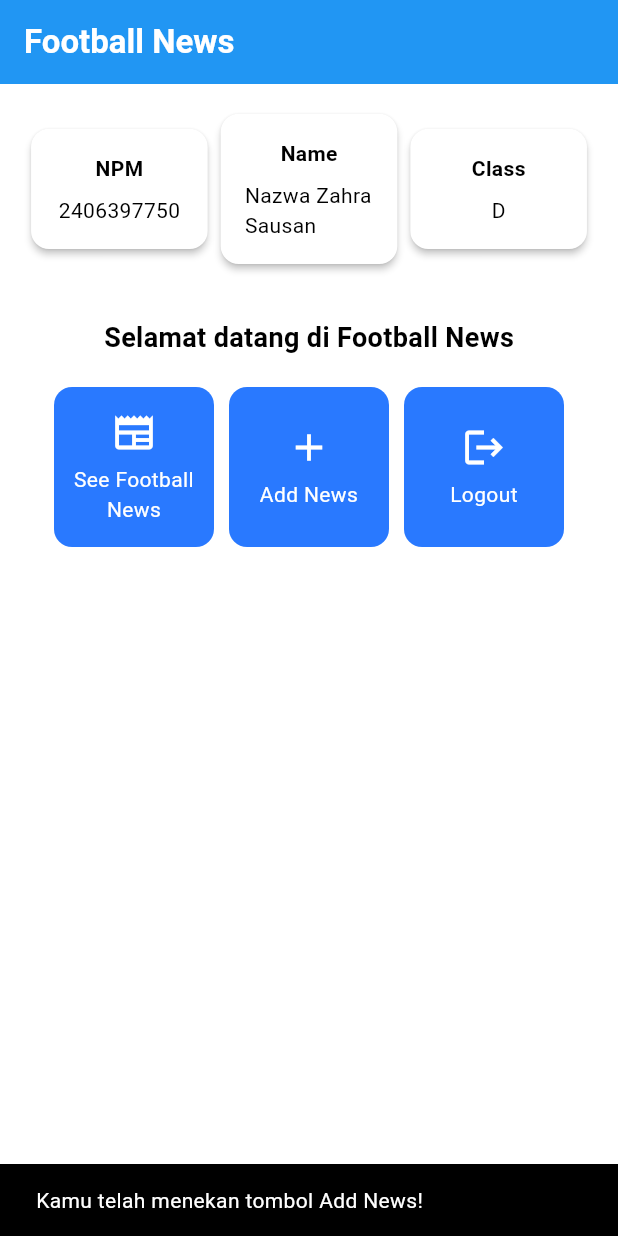
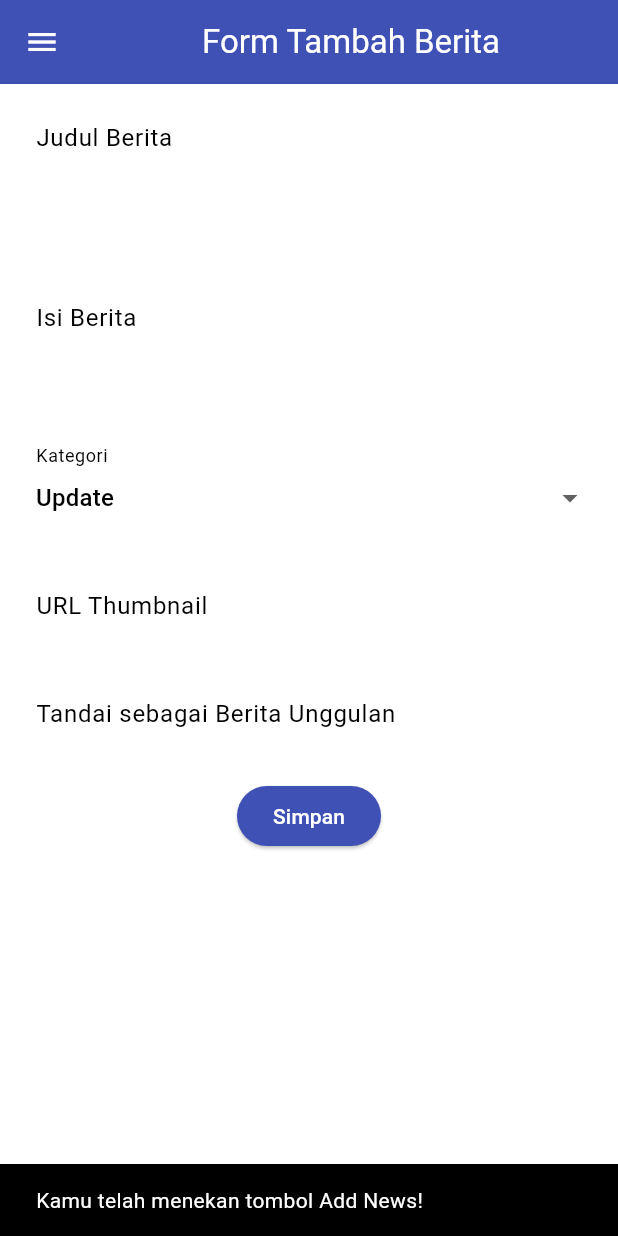
Before and after one commit to shaenette/football-news-mobile, a Flutter app: the screen it shows after launch, after a tap on "Add News", on a phone screen of 412 x 824 dp. Run offline on Flutter 3.47's test engine with Material 3 defaults, Android fonts, the phone set to English and light mode, and no system bars.

Commit message:
Tutorial 7: Completed

```diff
--- a/lib/main.dart
+++ b/lib/main.dart
@@ -1,4 +1,4 @@
-import 'package:football_news/menu.dart';
+import 'package:football_news/screens/menu.dart';
 import 'package:flutter/material.dart';
 
 void main() {
--- a/lib/menu.dart
+++ b/lib/screens/menu.dart
@@ -1,4 +1,6 @@
 import 'package:flutter/material.dart';
+import 'package:football_news/widgets/left_drawer.dart';
+import 'package:football_news/widgets/news_card.dart';
 
 class MyHomePage extends StatelessWidget {
     MyHomePage({super.key});
@@ -29,6 +31,8 @@ class MyHomePage extends StatelessWidget {
           // Warna latar belakang AppBar diambil dari skema warna tema aplikasi.
           backgroundColor: Theme.of(context).colorScheme.primary,
         ),
+
+        drawer: LeftDrawer(),
         // Body halaman dengan padding di sekelilingnya.
         body: Padding(
           padding: const EdgeInsets.all(16.0),
@@ -132,57 +136,3 @@ class ItemHomepage {
 
  ItemHomepage(this.name, this.icon);
 }
-
-class ItemCard extends StatelessWidget {
-  // Menampilkan kartu dengan ikon dan nama.
-
-  final ItemHomepage item;
-
-  const ItemCard(this.item, {super.key});
-
-  @override
-  Widget build(BuildContext context) {
-    return Material(
-      // Menentukan warna latar belakang dari tema aplikasi.
-      color: Theme.of(context).colorScheme.secondary,
-      // Membuat sudut kartu melengkung.
-      borderRadius: BorderRadius.circular(12),
-
-      child: InkWell(
-        // Aksi ketika kartu ditekan.
-        onTap: () {
-          // Menampilkan pesan SnackBar saat kartu ditekan.
-          ScaffoldMessenger.of(context)
-            ..hideCurrentSnackBar()
-            ..showSnackBar(
-              SnackBar(content: Text("Kamu telah menekan tombol ${item.name}!"))
-            );
-        },
-        // Container untuk menyimpan Icon dan Text
-        child: Container(
-          padding: const EdgeInsets.all(8),
-          child: Center(
-            child: Column(
-              // Menyusun ikon dan teks di tengah kartu.
-              mainAxisAlignment: MainAxisAlignment.center,
-              children: [
-                Icon(
-                  item.icon,
-                  color: Colors.white,
-                  size: 30.0,
-                ),
-                const Padding(padding: EdgeInsets.all(3)),
-                Text(
-                  item.name,
-                  textAlign: TextAlign.center,
-                  style: const TextStyle(color: Colors.white),
-                ),
-              ],
-            ),
-          ),
-        ),
-      ),
-    );
-  }
-
-}
--- /dev/null
+++ b/lib/screens/newslist_form.dart
@@ -0,0 +1,217 @@
+import 'package:flutter/material.dart';
+import 'package:football_news/widgets/left_drawer.dart';
+
+class NewsFormPage extends StatefulWidget {
+    const NewsFormPage({super.key});
+
+    @override
+    State<NewsFormPage> createState() => _NewsFormPageState();
+}
+
+class _NewsFormPageState extends State<NewsFormPage> {
+    final _formKey = GlobalKey<FormState>();
+    String _title = "";
+    String _content = "";
+    String _category = "update"; // default
+    String _thumbnail = "";
+    bool _isFeatured = false; // default
+
+    final List<String> _categories = [
+      'transfer',
+      'update',
+      'exclusive',
+      'match',
+      'rumor',
+      'analysis',
+    ];
+
+    @override
+    Widget build(BuildContext context) {
+        return Scaffold(
+          appBar: AppBar(
+            title: const Center(
+              child: Text(
+                'Form Tambah Berita',
+              ),
+            ),
+            backgroundColor: Colors.indigo,
+            foregroundColor: Colors.white,
+          ),
+          drawer: const LeftDrawer(),
+          body: Form(
+            key: _formKey,
+            child: SingleChildScrollView(
+              child: Column(
+                crossAxisAlignment: CrossAxisAlignment.start,
+                children:[
+                  // === Title ===
+                  Padding(
+                    padding: const EdgeInsets.all(8.0),
+                    child: TextFormField(
+                      decoration: InputDecoration(
+                        hintText: "Judul Berita",
+                        labelText: "Judul Berita",
+                        border: OutlineInputBorder(
+                          borderRadius: BorderRadius.circular(5.0),
+                        ),
+                      ),
+                      onChanged: (String? value) {
+                        setState(() {
+                          _title = value!;
+                        });
+                      },
+                      validator: (String? value) {
+                        if (value == null || value.isEmpty) {
+                          return "Judul tidak boleh kosong!";
+                        }
+                        return null;
+                      },
+                    ),
+                  ),
+
+                  // === Content ===
+                  Padding(
+                    padding: const EdgeInsets.all(8.0),
+                    child: TextFormField(
+                      maxLines: 5,
+                      decoration: InputDecoration(
+                        hintText: "Isi Berita",
+                        labelText: "Isi Berita",
+                        border: OutlineInputBorder(
+                          borderRadius: BorderRadius.circular(5.0),
+                        ),
+                      ),
+                      onChanged: (String? value) {
+                        setState(() {
+                          _content = value!;
+                        });
+                      },
+                      validator: (String? value) {
+                        if (value == null || value.isEmpty) {
+                          return "Isi berita tidak boleh kosong!";
+                        }
+                        return null;
+                      },
+                    ),
+                  ),
+
+                  // === Category ===
+                  Padding(
+                    padding: const EdgeInsets.all(8.0),
+                    child: DropdownButtonFormField<String>(
+                      decoration: InputDecoration(
+                        labelText: "Kategori",
+                        border: OutlineInputBorder(
+                          borderRadius: BorderRadius.circular(5.0),
+                        ),
+                      ),
+                      value: _category,
+                      items: _categories
+                          .map((cat) => DropdownMenuItem(
+                                value: cat,
+                                child: Text(
+                                    cat[0].toUpperCase() + cat.substring(1)),
+                              ))
+                          .toList(),
+                      onChanged: (String? newValue) {
+                        setState(() {
+                          _category = newValue!;
+                        });
+                      },
+                    ),
+                  ),
+
+                  // === Thumbnail URL ===
+                  Padding(
+                    padding: const EdgeInsets.all(8.0),
+                    child: TextFormField(
+                      decoration: InputDecoration(
+                        hintText: "URL Thumbnail (opsional)",
+                        labelText: "URL Thumbnail",
+                        border: OutlineInputBorder(
+                          borderRadius: BorderRadius.circular(5.0),
+                        ),
+                      ),
+                      onChanged: (String? value) {
+                        setState(() {
+                          _thumbnail = value!;
+                        });
+                      },
+                    ),
+                  ),
+
+                  // === Is Featured ===
+                  Padding(
+                    padding: const EdgeInsets.all(8.0),
+                    child: SwitchListTile(
+                      title: const Text("Tandai sebagai Berita Unggulan"),
+                      value: _isFeatured,
+                      onChanged: (bool value) {
+                        setState(() {
+                          _isFeatured = value;
+                        });
+                      },
+                    ),
+                  ),
+
+                  // === Tombol Simpan ===
+                  Align(
+                    alignment: Alignment.bottomCenter,
+                    child: Padding(
+                      padding: const EdgeInsets.all(8.0),
+                      child: ElevatedButton(
+                        style: ButtonStyle(
+                          backgroundColor:
+                              MaterialStateProperty.all(Colors.indigo),
+                        ),
+                        onPressed: () {
+                          if (_formKey.currentState!.validate()) {
+                            showDialog(
+                              context: context,
+                              builder: (context) {
+                                return AlertDialog(
+                                  title: const Text('Berita berhasil disimpan!'),
+                                  content: SingleChildScrollView(
+                                    child: Column(
+                                      crossAxisAlignment:
+                                          CrossAxisAlignment.start,
+                                      children: [
+                                        Text('Judul: $_title'),
+                                        Text('Isi: $_content'),
+                                        Text('Kategori: $_category'),
+                                        Text('Thumbnail: $_thumbnail'),
+                                        Text(
+                                            'Unggulan: ${_isFeatured ? "Ya" : "Tidak"}'),
+                                      ],
+                                    ),
+                                  ),
+                                  actions: [
+                                    TextButton(
+                                      child: const Text('OK'),
+                                      onPressed: () {
+                                        Navigator.pop(context);
+                                      },
+                                    ),
+                                  ],
+                                );
+                              },
+                            );
+                            _formKey.currentState!.reset();
+                          }
+                        },
+                        child: const Text(
+                          "Simpan",
+                          style: TextStyle(color: Colors.white),
+                        ),
+                      ),
+                    ),
+                  ),
+
+
+                ],
+              ),
+            ),
+          ),
+        );
+    }
+}
--- /dev/null
+++ b/lib/widgets/left_drawer.dart
@@ -0,0 +1,70 @@
+import 'package:flutter/material.dart';
+import 'package:football_news/screens/menu.dart';
+import 'package:football_news/screens/newslist_form.dart';
+
+class LeftDrawer extends StatelessWidget {
+  const LeftDrawer({super.key});
+
+  @override
+  Widget build(BuildContext context) {
+    return Drawer(
+      child: ListView(
+        children: [
+          const DrawerHeader(
+            decoration: BoxDecoration(
+              color: Colors.blue,
+            ),
+            child: Column(
+              children: [
+                Text(
+                  'Football News',
+                  textAlign: TextAlign.center,
+                  style: TextStyle(
+                    fontSize: 30,
+                    fontWeight: FontWeight.bold,
+                    color: Colors.white,
+                  ),
+                ),
+                Padding(padding: EdgeInsets.all(10)),
+                Text("Seluruh berita sepak bola terkini di sini!",
+                    textAlign: TextAlign.center,
+                    style: TextStyle(
+                        fontSize: 15,
+                        fontWeight: FontWeight.normal,
+                        color: Colors.white,
+                    ),
+                ),
+              ],
+            ),
+          ),
+          ListTile(
+            leading: const Icon(Icons.home_outlined),
+            title: const Text('Home'),
+            // Bagian redire
+            //ction ke MyHomePage
+            onTap: () {
+              Navigator.pushReplacement(
+                  context,
+                  MaterialPageRoute(
+                    builder: (context) => MyHomePage(),
+                  ));
+            },
+          ),
+          ListTile(
+            leading: const Icon(Icons.post_add),
+            title: const Text('Add News'),
+            // Bagian redirection ke NewsFormPage
+            onTap: () {
+              Navigator.pushReplacement(
+                  context,
+                  MaterialPageRoute(
+                    builder: (context) => NewsFormPage(),
+                  ));
+            },
+          ),
+          // TODO: Buat ListTile baru untuk ke halaman melihat news
+        ],
+      ),
+    );
+  }
+}
--- /dev/null
+++ b/lib/widgets/news_card.dart
@@ -0,0 +1,64 @@
+import 'package:flutter/material.dart';
+import 'package:football_news/screens/newslist_form.dart';
+import 'package:football_news/screens/menu.dart';
+
+class ItemCard extends StatelessWidget {
+  // Menampilkan kartu dengan ikon dan nama.
+
+  final ItemHomepage item;
+
+  const ItemCard(this.item, {super.key});
+
+  @override
+  Widget build(BuildContext context) {
+    return Material(
+      // Menentukan warna latar belakang dari tema aplikasi.
+      color: Theme.of(context).colorScheme.secondary,
+      // Membuat sudut kartu melengkung.
+      borderRadius: BorderRadius.circular(12),
+
+      child: InkWell(
+        // Aksi ketika kartu ditekan.
+        onTap: () {
+          // Menampilkan pesan SnackBar saat kartu ditekan.
+          ScaffoldMessenger.of(context)
+            ..hideCurrentSnackBar()
+            ..showSnackBar(
+              SnackBar(content: Text("Kamu telah menekan tombol ${item.name}!"))
+            );
+
+              if (item.name == "Add News") {
+                Navigator.push(context,
+                  MaterialPageRoute(builder: (context) => const NewsFormPage()
+                  )
+                );
+            }
+        },
+        // Container untuk menyimpan Icon dan Text
+        child: Container(
+          padding: const EdgeInsets.all(8),
+          child: Center(
+            child: Column(
+              // Menyusun ikon dan teks di tengah kartu.
+              mainAxisAlignment: MainAxisAlignment.center,
+              children: [
+                Icon(
+                  item.icon,
+                  color: Colors.white,
+                  size: 30.0,
+                ),
+                const Padding(padding: EdgeInsets.all(3)),
+                Text(
+                  item.name,
+                  textAlign: TextAlign.center,
+                  style: const TextStyle(color: Colors.white),
+                ),
+              ],
+            ),
+          ),
+        ),
+      ),
+    );
+  }
+
+}
```
